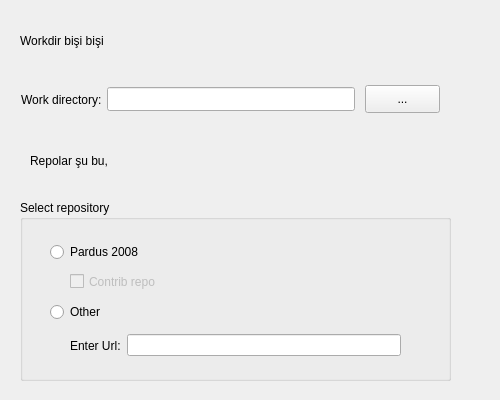
This is gsoc/pardusman-wizard/screens/screenRepo.ui in pars-linux/uludag as Qt 5 draws it before an edit. The edited form follows.
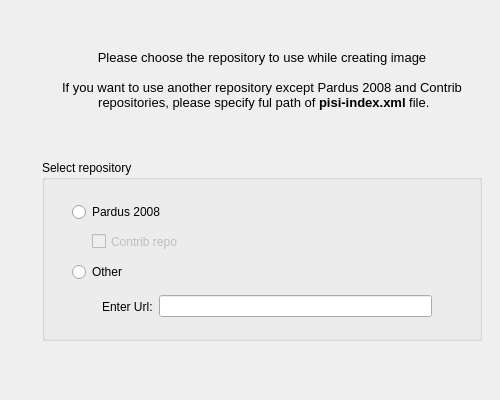
This is the edited form.

The edit to the form file:
```diff
--- a/gsoc/pardusman-wizard/screens/screenRepo.ui
+++ b/gsoc/pardusman-wizard/screens/screenRepo.ui
@@ -12,48 +12,12 @@
   <property name="windowTitle" >
    <string>Form</string>
   </property>
-  <widget class="QLabel" name="label" >
-   <property name="geometry" >
-    <rect>
-     <x>21</x>
-     <y>80</y>
-     <width>81</width>
-     <height>39</height>
-    </rect>
-   </property>
-   <property name="text" >
-    <string>Work directory:</string>
-   </property>
-  </widget>
-  <widget class="QLineEdit" name="lineEdit" >
-   <property name="geometry" >
-    <rect>
-     <x>107</x>
-     <y>87</y>
-     <width>248</width>
-     <height>24</height>
-    </rect>
-   </property>
-  </widget>
-  <widget class="QPushButton" name="pushButton" >
-   <property name="geometry" >
-    <rect>
-     <x>365</x>
-     <y>85</y>
-     <width>75</width>
-     <height>28</height>
-    </rect>
-   </property>
-   <property name="text" >
-    <string>...</string>
-   </property>
-  </widget>
   <widget class="QGroupBox" name="groupBox" >
    <property name="geometry" >
     <rect>
-     <x>20</x>
-     <y>200</y>
-     <width>431</width>
+     <x>42</x>
+     <y>160</y>
+     <width>440</width>
      <height>181</height>
     </rect>
    </property>
@@ -65,7 +29,7 @@
      <rect>
       <x>30</x>
       <y>40</y>
-      <width>92</width>
+      <width>351</width>
       <height>24</height>
      </rect>
     </property>
@@ -102,13 +66,13 @@
      <string>Contrib repo</string>
     </property>
    </widget>
-   <widget class="QWidget" name="" >
+   <widget class="QWidget" name="layoutWidget" >
     <property name="geometry" >
      <rect>
-      <x>50</x>
+      <x>60</x>
       <y>130</y>
-      <width>331</width>
-      <height>31</height>
+      <width>330</width>
+      <height>33</height>
      </rect>
     </property>
     <layout class="QHBoxLayout" name="horizontalLayout" >
@@ -130,27 +94,20 @@
   <widget class="QLabel" name="label_3" >
    <property name="geometry" >
     <rect>
-     <x>20</x>
+     <x>42</x>
      <y>30</y>
-     <width>401</width>
-     <height>21</height>
+     <width>440</width>
+     <height>100</height>
     </rect>
    </property>
    <property name="text" >
-    <string>Workdir bişi bişi</string>
-   </property>
-  </widget>
-  <widget class="QLabel" name="label_4" >
-   <property name="geometry" >
-    <rect>
-     <x>30</x>
-     <y>140</y>
-     <width>421</width>
-     <height>41</height>
-    </rect>
-   </property>
-   <property name="text" >
-    <string>Repolar şu bu, </string>
+    <string>&lt;!DOCTYPE HTML PUBLIC "-//W3C//DTD HTML 4.0//EN" "http://www.w3.org/TR/REC-html40/strict.dtd">
+&lt;html>&lt;head>&lt;meta name="qrichtext" content="1" />&lt;style type="text/css">
+p, li { white-space: pre-wrap; }
+&lt;/style>&lt;/head>&lt;body style=" font-family:'Sans Serif'; font-size:10pt; font-weight:400; font-style:normal;">
+&lt;p align="center" style=" margin-top:0px; margin-bottom:0px; margin-left:0px; margin-right:0px; -qt-block-indent:0; text-indent:0px;">Please choose the repository to use while creating image&lt;/p>
+&lt;p align="center" style="-qt-paragraph-type:empty; margin-top:0px; margin-bottom:0px; margin-left:0px; margin-right:0px; -qt-block-indent:0; text-indent:0px;">&lt;/p>
+&lt;p align="center" style=" margin-top:0px; margin-bottom:0px; margin-left:0px; margin-right:0px; -qt-block-indent:0; text-indent:0px;">If you want to use another repository except Pardus 2008 and Contrib&lt;br /> repositories, please specify ful path of &lt;span style=" font-weight:600;">pisi-index.xml&lt;/span> file.&lt;/p>&lt;/body>&lt;/html></string>
    </property>
   </widget>
  </widget>
```
Left out of the diff: 16 changed lines with no effect on the pictures.
